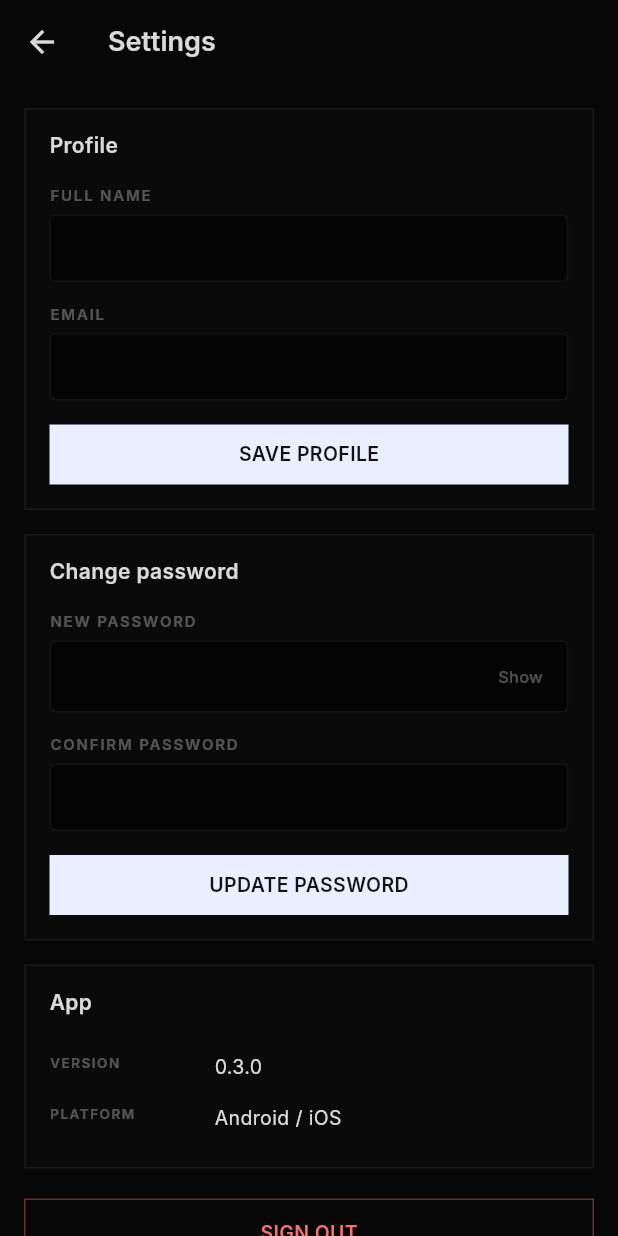
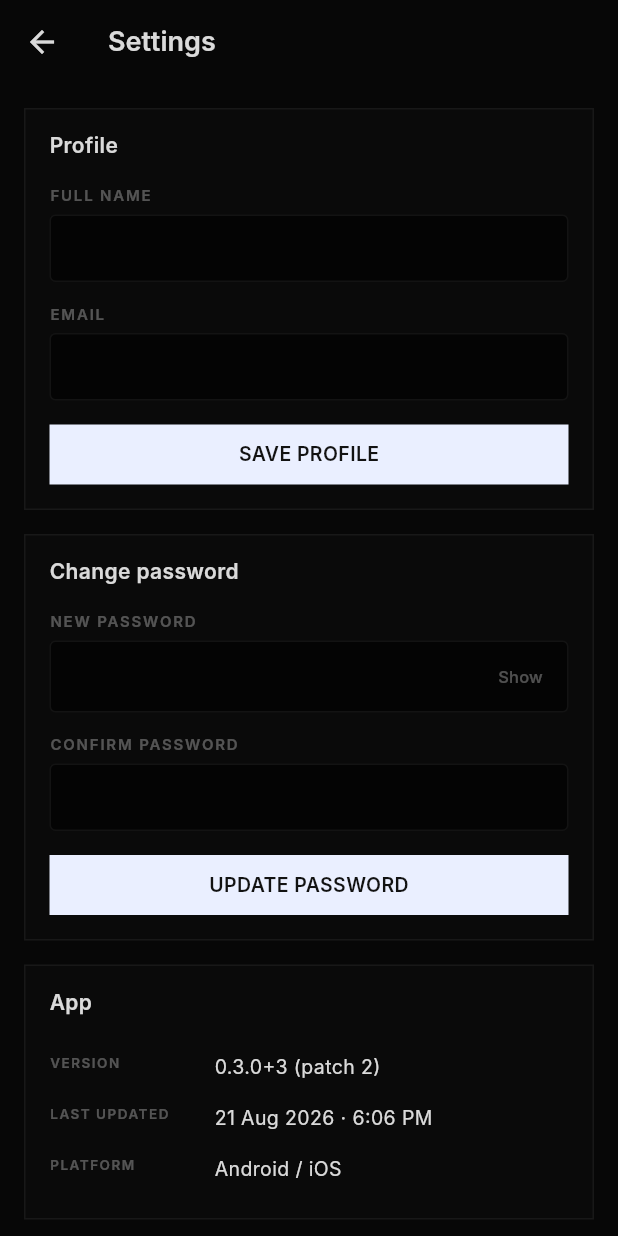
Before and after one commit to Prashantkhuva/Meteoric, a Flutter app: the SettingsScreen screen opened directly, on a phone screen of 412 x 824 dp. Run offline on Flutter 3.47's test engine with Material 3 defaults, Android fonts, the phone set to English and light mode, and no system bars; our stand-ins replace supabase_flutter; missing offline and left inert: dart_quill_delta, flutter_quill, flutter_quill_delta_from_html, vsc_quill_delta_to_html; accounts and stored records are empty; Roboto replaces fonts that are missing (Inter); project files that could hold a hidden picture were left out.

Commit message:
Track shipped version + last-update time in Settings via AppVersion constant

```diff
--- /dev/null
+++ b/mobile/lib/core/app_version.dart
@@ -0,0 +1,13 @@
+/// Single source of truth for "what build is running".
+///
+/// RULE: update this file on EVERY ship —
+///   • new release  → bump [version] (pubspec.yaml too) and reset [patch] to 0
+///   • shorebird patch → increment [patch], leave [version] alone
+/// Always set [updatedAt] to the ship time. Settings shows these values.
+class AppVersion {
+  static const String version = '0.3.0+3';
+  static const int patch = 2;
+  static const String updatedAt = '21 Aug 2026 · 6:06 PM';
+
+  static String get display => patch > 0 ? '$version (patch $patch)' : version;
+}
--- a/mobile/lib/features/settings/settings_screen.dart
+++ b/mobile/lib/features/settings/settings_screen.dart
@@ -1,6 +1,7 @@
 import 'package:flutter/material.dart';
 import 'package:supabase_flutter/supabase_flutter.dart';
 
+import '../../core/app_version.dart';
 import '../../core/supabase.dart';
 import '../../core/theme.dart';
 import '../../shared/widgets/common.dart';
@@ -263,10 +264,11 @@
           const SizedBox(height: 16),
           SectionCard(
             title: 'App',
-            child: const Column(
+            child: Column(
               children: [
-                DetailRow(label: 'Version', value: '0.3.0'),
-                DetailRow(label: 'Platform', value: 'Android / iOS'),
+                DetailRow(label: 'Version', value: AppVersion.display),
+                DetailRow(label: 'Last updated', value: AppVersion.updatedAt),
+                const DetailRow(label: 'Platform', value: 'Android / iOS'),
               ],
             ),
           ),
```
Also changed, not shown: 1 other file.
